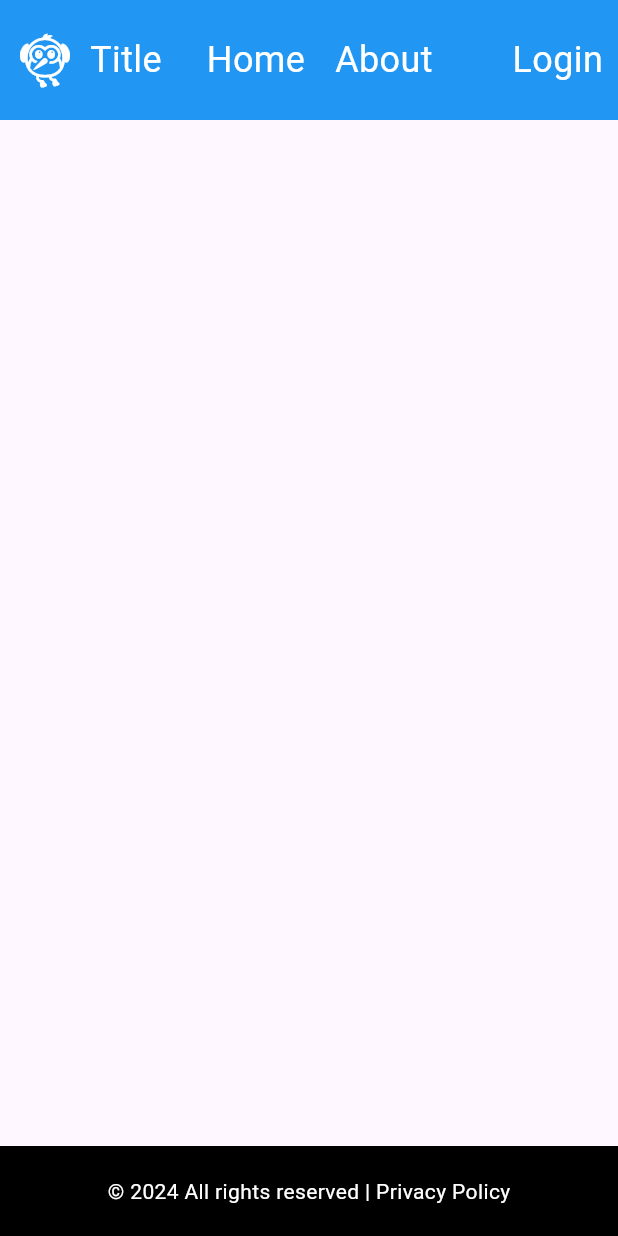
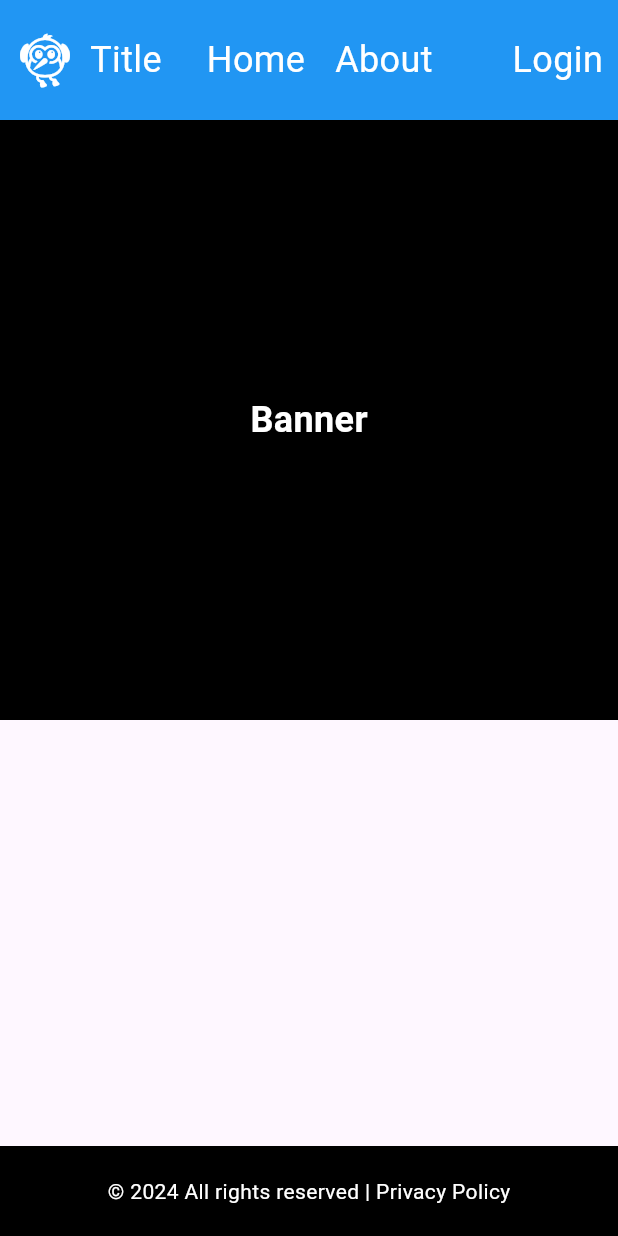
Before and after one commit to ZeyaKim/ygo_blog_client, a Flutter app: the screen it shows after launch, on a phone screen of 412 x 824 dp. Run offline on Flutter 3.47's test engine with Material 3 defaults, Android fonts, the phone set to English and light mode, and no system bars.

Commit message:
Add banner widget to main content

```diff
--- a/lib/views/widgets/main.dart
+++ b/lib/views/widgets/main.dart
@@ -5,6 +5,27 @@
 
   @override
   Widget build(BuildContext context) {
-    return Container();
+    return SizedBox(
+      width: 1000,
+      child: Column(
+        children: [
+          Container(
+            width: double.infinity,
+            height: 400,
+            alignment: Alignment.center,
+            color: Colors.black,
+            padding: const EdgeInsets.all(20),
+            child: const Text(
+              'Banner',
+              style: TextStyle(
+                fontSize: 24,
+                color: Colors.white,
+                fontWeight: FontWeight.bold,
+              ),
+            ),
+          ),
+        ],
+      ),
+    );
   }
 }
```
